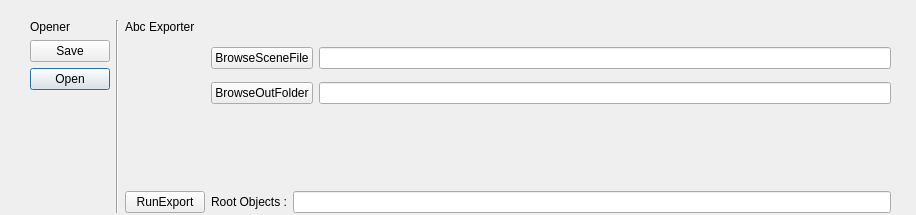
Above: Opener/pipeline/ui/my_window_v2.ui from OlivierArgentieri/Python-in-DCC before the change. Below: the same form after it.
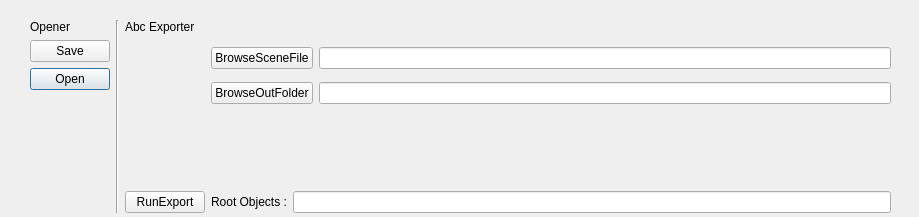
That is the form after the change.

The edit to the form file:
```diff
--- a/Opener/pipeline/ui/my_window_v2.ui
+++ b/Opener/pipeline/ui/my_window_v2.ui
@@ -9,8 +9,8 @@
    <rect>
     <x>0</x>
     <y>0</y>
-    <width>916</width>
-    <height>215</height>
+    <width>919</width>
+    <height>217</height>
    </rect>
   </property>
   <property name="windowTitle">
```
